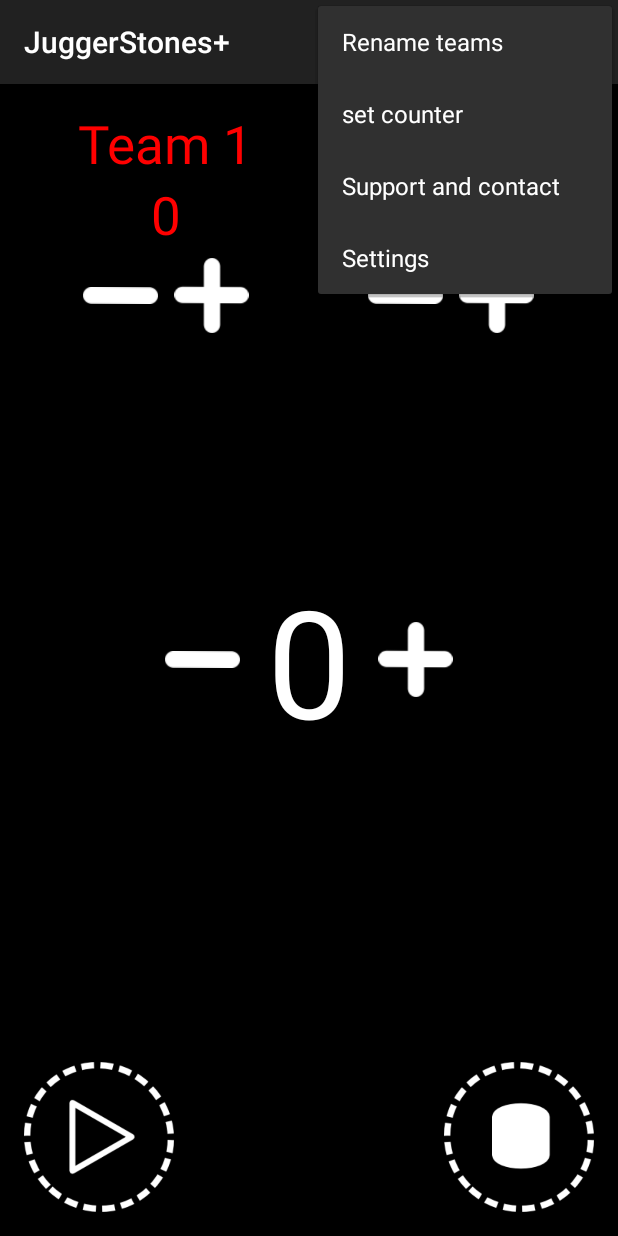
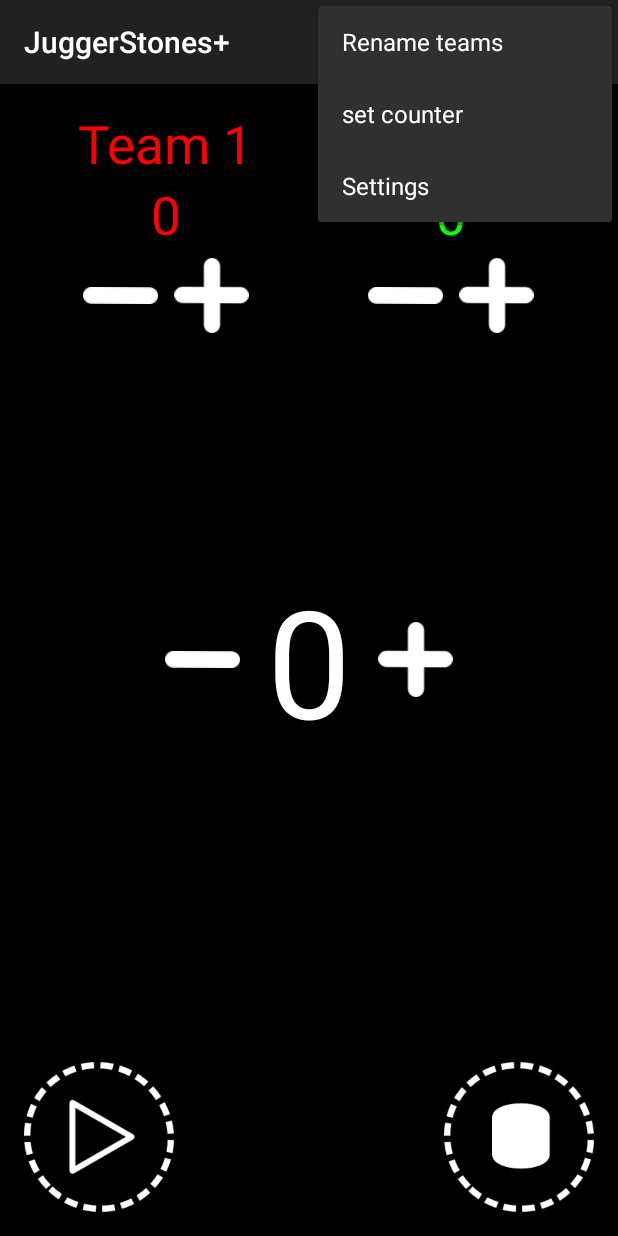
Before and after one commit to rala72/JuggerStones, an Android app: the screen it shows after launch (MainActivity), with the options menu open, on a phone screen of 412 x 824 dp. Run offline under Robolectric (Android 15) with nearby library versions, the light colour scheme and no system bars.

Commit message:
hide support screen

```diff
--- a/app/src/main/java/contador/piedras/jugger/MainActivity.java
+++ b/app/src/main/java/contador/piedras/jugger/MainActivity.java
@@ -220,7 +220,7 @@ public class MainActivity extends AppCompatActivity implements View.OnClickListe
             case R.id.set_counter:
                 setCounter();
                 return true;
-            case R.id.action_upport:
+            case R.id.action_support:
                 startActivity(new Intent(this, Support.class));
             default:
                 return super.onOptionsItemSelected(item);
--- a/app/src/main/res/menu/main.xml
+++ b/app/src/main/res/menu/main.xml
@@ -12,8 +12,9 @@
         android:title="@string/set_counter"
         app:showAsAction="never" />
     <item
-        android:id="@+id/action_upport"
+        android:id="@+id/action_support"
         android:title="@string/support"
+        android:visible="false"
         app:showAsAction="never" />
 
     <item
```
